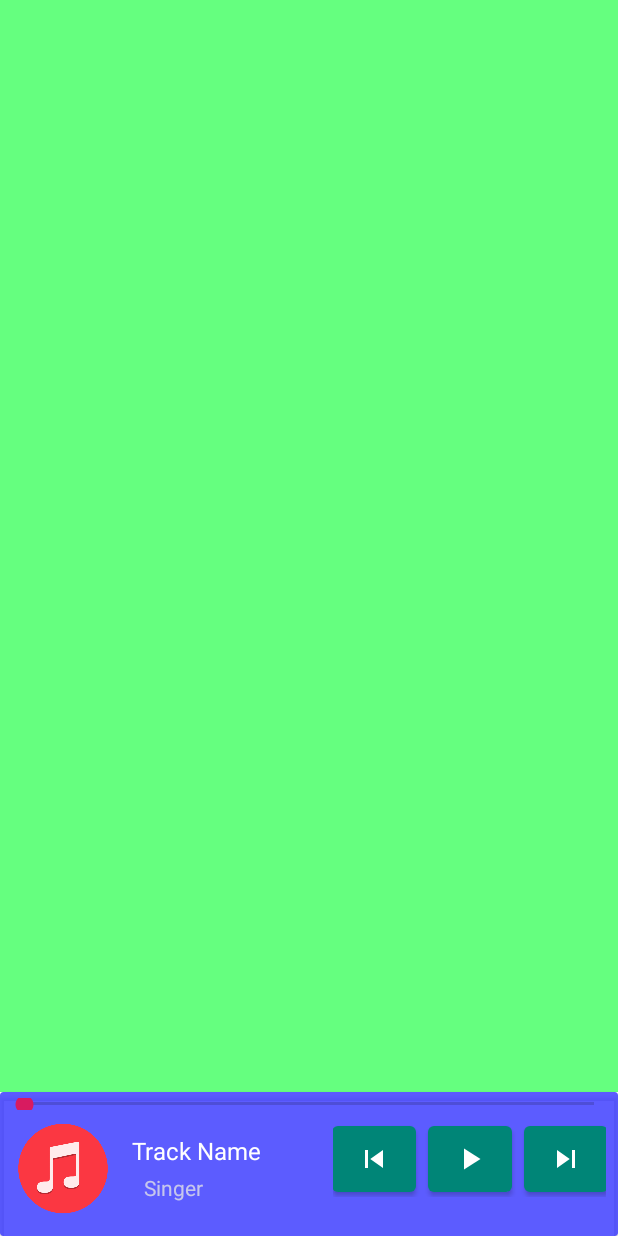
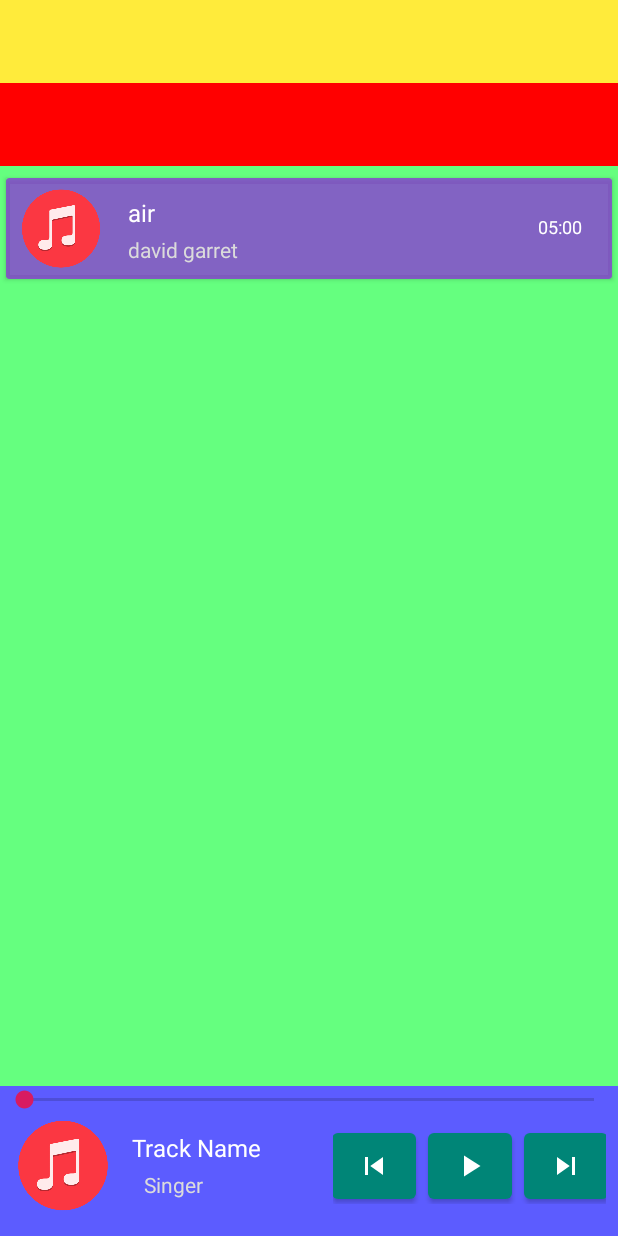
Before and after one commit to Amin-MAG/MusicPlayer, an Android app: the screen it shows after launch (MusicPlayerActivity), on a phone screen of 412 x 824 dp. Run offline under Robolectric (Android 15) with nearby library versions, the phone set to English and light mode, and no system bars.

Commit message:
[+] structuring and simple music list recycler

```diff
--- a/app/src/main/java/com/mag/musicplayer/Controller/Activity/MusicPlayerActivity.java
+++ b/app/src/main/java/com/mag/musicplayer/Controller/Activity/MusicPlayerActivity.java
@@ -1,19 +1,23 @@
 package com.mag.musicplayer.Controller.Activity;
-
-import androidx.appcompat.app.AppCompatActivity;
 
 import android.content.Context;
 import android.content.Intent;
 import android.os.Bundle;
-import android.widget.FrameLayout;
 
+import androidx.appcompat.app.AppCompatActivity;
+
+import com.mag.musicplayer.Controller.Fragment.FilterItemsFragment;
 import com.mag.musicplayer.Controller.Fragment.MusicListFragment;
+import com.mag.musicplayer.Controller.Fragment.SearchFragment;
 import com.mag.musicplayer.R;
 import com.mag.musicplayer.Util.UiUtil;
 
 public class MusicPlayerActivity extends AppCompatActivity {
 
-    public static final String FRAGMENT_MUSIC_LIST = "fragment_music_list";
+
+    public static final String TAG_FRAGMENT_MUSIC_LIST = "tag_fragment_music_list";
+    public static final String TAG_FRAGMENT_SEARCH = "tag_fragment_search";
+    public static final String TAG_FRAGMENT_FILTER_ITEMS_LIST = "tag_fragment_filter_items_list";
 
     public static Intent newIntent(Context context) {
         return new Intent(context, MusicPlayerActivity.class);
@@ -24,7 +28,9 @@ public class MusicPlayerActivity extends AppCompatActivity {
         super.onCreate(savedInstanceState);
         setContentView(R.layout.activity_music_player);
 
-        UiUtil.changeFragment(getSupportFragmentManager(), MusicListFragment.newInstance(),R.id.musicPlayerActivity_listFrame,true, FRAGMENT_MUSIC_LIST);
+        UiUtil.changeFragment(getSupportFragmentManager(), MusicListFragment.newInstance(), R.id.musicPlayerActivity_listFrame, true, TAG_FRAGMENT_MUSIC_LIST);
+        UiUtil.changeFragment(getSupportFragmentManager(), SearchFragment.newInstance(), R.id.musicPlayerActivity_searchFrame, true, TAG_FRAGMENT_SEARCH);
+        UiUtil.changeFragment(getSupportFragmentManager(), FilterItemsFragment.newInstance(), R.id.musicPlayerActivity_itemsFrame, true, TAG_FRAGMENT_FILTER_ITEMS_LIST);
 
     }
 
--- a/app/src/main/java/com/mag/musicplayer/Controller/Activity/TrackPlayerActivity.java
+++ b/app/src/main/java/com/mag/musicplayer/Controller/Activity/TrackPlayerActivity.java
@@ -26,4 +26,5 @@ public class TrackPlayerActivity extends SingleFragmentActivity {
         super.onCreate(savedInstanceState);
         setContentView(R.layout.activity_track_player);
     }
+
 }
--- /dev/null
+++ b/app/src/main/java/com/mag/musicplayer/Controller/Fragment/FilterItemsFragment.java
@@ -0,0 +1,40 @@
+package com.mag.musicplayer.Controller.Fragment;
+
+
+import android.os.Bundle;
+
+import androidx.fragment.app.Fragment;
+
+import android.view.LayoutInflater;
+import android.view.View;
+import android.view.ViewGroup;
+
+import com.mag.musicplayer.R;
+
+/**
+ * A simple {@link Fragment} subclass.
+ */
+public class FilterItemsFragment extends Fragment {
+
+
+    public static FilterItemsFragment newInstance() {
+
+        Bundle args = new Bundle();
+
+        FilterItemsFragment fragment = new FilterItemsFragment();
+        fragment.setArguments(args);
+        return fragment;
+    }
+
+    public FilterItemsFragment() {
+    }
+
+
+    @Override
+    public View onCreateView(LayoutInflater inflater, ViewGroup container,
+                             Bundle savedInstanceState) {
+        // Inflate the layout for this fragment
+        return inflater.inflate(R.layout.fragment_list_items, container, false);
+    }
+
+}
--- a/app/src/main/java/com/mag/musicplayer/Controller/Fragment/MusicListFragment.java
+++ b/app/src/main/java/com/mag/musicplayer/Controller/Fragment/MusicListFragment.java
@@ -3,18 +3,29 @@ package com.mag.musicplayer.Controller.Fragment;
 
 import android.os.Bundle;
 
+import androidx.annotation.NonNull;
+import androidx.annotation.Nullable;
 import androidx.fragment.app.Fragment;
+import androidx.recyclerview.widget.RecyclerView;
 
 import android.view.LayoutInflater;
 import android.view.View;
 import android.view.ViewGroup;
 
+import com.mag.musicplayer.Model.Adapter.MusicListAdapter;
+import com.mag.musicplayer.Model.Track;
 import com.mag.musicplayer.R;
+
+import java.util.ArrayList;
+import java.util.Date;
 
 /**
  * A simple {@link Fragment} subclass.
  */
 public class MusicListFragment extends Fragment {
+
+    private RecyclerView recyclerView;
+    private MusicListAdapter adapter;
 
 
     public static MusicListFragment newInstance() {
@@ -35,4 +46,16 @@ public class MusicListFragment extends Fragment {
         return inflater.inflate(R.layout.fragment_music_list, container, false);
     }
 
+    @Override
+    public void onViewCreated(@NonNull View view, @Nullable Bundle savedInstanceState) {
+        super.onViewCreated(view, savedInstanceState);
+
+        recyclerView = view.findViewById(R.id.musicListFragment_recycler);
+        adapter = new MusicListAdapter(new ArrayList<Track>(){{
+            add(new Track(1,"air","david garrett 2010","david garret","somewhere", null,300, new Date()));
+        }});
+        recyclerView.setAdapter(adapter);
+
+    }
+
 }
--- /dev/null
+++ b/app/src/main/java/com/mag/musicplayer/Controller/Fragment/SearchFragment.java
@@ -0,0 +1,41 @@
+package com.mag.musicplayer.Controller.Fragment;
+
+
+import android.os.Bundle;
+
+import androidx.fragment.app.Fragment;
+
+import android.view.LayoutInflater;
+import android.view.View;
+import android.view.ViewGroup;
+
+import com.mag.musicplayer.R;
+
+/**
+ * A simple {@link Fragment} subclass.
+ */
+public class SearchFragment extends Fragment {
+
+
+    public static SearchFragment newInstance() {
+
+        Bundle args = new Bundle();
+
+        SearchFragment fragment = new SearchFragment();
+        fragment.setArguments(args);
+        return fragment;
+    }
+
+    public SearchFragment() {
+        // Required empty public constructor
+    }
+
+
+    @Override
+    public View onCreateView(LayoutInflater inflater, ViewGroup container,
+                             Bundle savedInstanceState) {
+        // Inflate the layout for this fragment
+        return inflater.inflate(R.layout.fragment_search, container, false);
+    }
+
+}
--- /dev/null
+++ b/app/src/main/java/com/mag/musicplayer/Model/Adapter/MusicListAdapter.java
@@ -0,0 +1,75 @@
+package com.mag.musicplayer.Model.Adapter;
+
+import android.app.Activity;
+import android.view.LayoutInflater;
+import android.view.View;
+import android.view.ViewGroup;
+import android.widget.ImageView;
+import android.widget.TextView;
+
+import androidx.annotation.NonNull;
+import androidx.recyclerview.widget.RecyclerView;
+
+import com.mag.musicplayer.Model.Track;
+import com.mag.musicplayer.R;
+
+import java.util.List;
+
+public class MusicListAdapter extends RecyclerView.Adapter<MusicListAdapter.MusicListViewHolder> {
+
+    private Activity activity;
+    private List<Track> tracks;
+
+    public MusicListAdapter(List<Track> tracks) {
+        this.tracks = tracks;
+    }
+
+    @NonNull
+    @Override
+    public MusicListViewHolder onCreateViewHolder(@NonNull ViewGroup parent, int viewType) {
+        activity = (Activity) parent.getContext();
+        View view = LayoutInflater.from(activity).inflate(R.layout.layout_track, parent, false);
+        return new MusicListViewHolder(view);
+    }
+
+    @Override
+    public void onBindViewHolder(@NonNull MusicListViewHolder holder, int position) {
+        Track track = tracks.get(position);
+        holder.bind(track);
+    }
+
+    @Override
+    public int getItemCount() {
+        return tracks.size();
+    }
+
+    public class MusicListViewHolder extends RecyclerView.ViewHolder {
+
+        private ImageView trackImage;
+        private TextView trackName, trackArtistName, trackLength;
+
+
+        public MusicListViewHolder(@NonNull View view) {
+            super(view);
+
+            trackImage = view.findViewById(R.id.trackLayout_trackImage);
+            trackName = view.findViewById(R.id.trackLayout_trackName);
+            trackArtistName = view.findViewById(R.id.trackLayout_trackArtistName);
+            trackLength = view.findViewById(R.id.trackLayout_trackLength);
+
+        }
+
+        public void bind(Track track) {
+
+            trackName.setText(track.getTrackName());
+            trackArtistName.setText(track.getArtistName());
+
+            int seconds = track.getTrackLength();
+            int minutes = seconds / 60;
+            trackLength.setText((minutes < 10 ? "0" + minutes : minutes) + ":" + (seconds % 60 < 10 ? "0" + seconds % 10 : seconds % 10));
+
+        }
+
+    }
+
+}
--- a/app/src/main/java/com/mag/musicplayer/Model/Track.java
+++ b/app/src/main/java/com/mag/musicplayer/Model/Track.java
@@ -1,4 +1,76 @@
 package com.mag.musicplayer.Model;
 
+import java.util.Date;
+
 public class Track {
+
+    private long trackId;
+    private String trackName;
+    private String albumName;
+    private String artistName;
+    private String trackPath;
+    private String imagePath;
+    // length to seconds
+    private int trackLength;
+    private Date lastModified;
+    private int trackPlayCount;
+
+
+    public Track(long trackId, String trackName, String albumName, String artistName, String trackPath, String imagePath, int trackLength, Date lastModified, int trackPlayCount) {
+        this.trackId = trackId;
+        this.trackName = trackName;
+        this.albumName = albumName;
+        this.artistName = artistName;
+        this.trackPath = trackPath;
+        this.imagePath = imagePath;
+        this.trackLength = trackLength;
+        this.lastModified = lastModified;
+        this.trackPlayCount = trackPlayCount;
+    }
+
+    public Track(long trackId, String trackName, String albumName, String artistName, String trackPath, String imagePath, int trackLength, Date lastModified) {
+        this(trackId, trackName, albumName, artistName, trackPath, imagePath, trackLength, lastModified, 0);
+    }
+
+
+    public long getTrackId() {
+        return trackId;
+    }
+
+    public String getTrackName() {
+        return trackName;
+    }
+
+    public String getAlbumName() {
+        return albumName;
+    }
+
+    public String getArtistName() {
+        return artistName;
+    }
+
+    public String getTrackPath() {
+        return trackPath;
+    }
+
+    public String getImagePath() {
+        return imagePath;
+    }
+
+    public int getTrackLength() {
+        return trackLength;
+    }
+
+    public Date getLastModified() {
+        return lastModified;
+    }
+
+    public int getTrackPlayCount() {
+        return trackPlayCount;
+    }
+
+    public void addCount() {
+        trackPlayCount++;
+    }
+
 }
--- /dev/null
+++ b/app/src/main/java/com/mag/musicplayer/Var/Constants.java
@@ -0,0 +1,6 @@
+package com.mag.musicplayer.Var;
+
+public class Constants {
+
+
+}
--- a/app/src/main/res/layout/activity_music_player.xml
+++ b/app/src/main/res/layout/activity_music_player.xml
@@ -10,11 +10,22 @@
         android:id="@+id/musicPlayerActivity_trackFrame"
         layout="@layout/fragment_music_bar"
         android:layout_width="0dp"
-        android:layout_height="96dp"
+        android:layout_height="100dp"
         app:layout_constraintBottom_toBottomOf="parent"
         app:layout_constraintEnd_toEndOf="parent"
         app:layout_constraintHorizontal_bias="0.0"
         app:layout_constraintStart_toStartOf="parent" />
+
+    <FrameLayout
+        android:id="@+id/musicPlayerActivity_searchFrame"
+        android:layout_width="0dp"
+        android:layout_height="55dp"
+        app:layout_constraintEnd_toEndOf="parent"
+        app:layout_constraintStart_toStartOf="parent"
+        app:layout_constraintTop_toBottomOf="@+id/musicPlayerActivity_itemsFrame">
+
+
+    </FrameLayout>
 
     <FrameLayout
         android:id="@+id/musicPlayerActivity_listFrame"
@@ -24,9 +35,20 @@
         app:layout_constraintEnd_toEndOf="parent"
         app:layout_constraintHorizontal_bias="0.0"
         app:layout_constraintStart_toStartOf="parent"
-        app:layout_constraintTop_toTopOf="parent"
-        app:layout_constraintVertical_bias="0.0" >
+        app:layout_constraintTop_toBottomOf="@+id/musicPlayerActivity_searchFrame"
+        app:layout_constraintVertical_bias="0.516">
 
+
+    </FrameLayout>
+
+    <FrameLayout
+        android:id="@+id/musicPlayerActivity_itemsFrame"
+        android:layout_width="0dp"
+        android:layout_height="55dp"
+        app:layout_constraintEnd_toEndOf="parent"
+        app:layout_constraintHorizontal_bias="0.0"
+        app:layout_constraintStart_toStartOf="parent"
+        app:layout_constraintTop_toTopOf="parent">
 
 
     </FrameLayout>
--- /dev/null
+++ b/app/src/main/res/layout/fragment_list_items.xml
@@ -0,0 +1,7 @@
+<?xml version="1.0" encoding="utf-8"?>
+<FrameLayout xmlns:android="http://schemas.android.com/apk/res/android"
+    xmlns:tools="http://schemas.android.com/tools"
+    android:layout_width="match_parent"
+    android:layout_height="match_parent"
+    android:background="#FFEB3B"
+    tools:context=".Controller.Fragment.FilterItemsFragment"/>
--- a/app/src/main/res/layout/fragment_music_bar.xml
+++ b/app/src/main/res/layout/fragment_music_bar.xml
@@ -1,25 +1,25 @@
 <?xml version="1.0" encoding="utf-8"?>
-<androidx.cardview.widget.CardView xmlns:android="http://schemas.android.com/apk/res/android"
+<LinearLayout xmlns:android="http://schemas.android.com/apk/res/android"
     xmlns:app="http://schemas.android.com/apk/res-auto"
     xmlns:tools="http://schemas.android.com/tools"
     android:layout_width="match_parent"
-    android:layout_height="80dp"
-    app:cardBackgroundColor="#D53C3CFF">
-
+    android:layout_height="match_parent"
+    android:orientation="vertical">
 
     <androidx.appcompat.widget.AppCompatSeekBar
         android:layout_width="match_parent"
-        android:layout_height="8dp"
-        android:layout_marginTop="4dp"
-        app:layout_constraintEnd_toEndOf="parent"
-        app:layout_constraintStart_toStartOf="parent"
-        app:layout_constraintTop_toTopOf="parent" />
-
+        android:layout_height="wrap_content"
+        android:background="#D53C3CFF"
+        android:outlineAmbientShadowColor="#fff"
+        android:outlineSpotShadowColor="#fff" />
 
     <androidx.constraintlayout.widget.ConstraintLayout
         android:layout_width="match_parent"
-        android:layout_height="match_parent"
-        android:padding="8dp"
+        android:layout_height="84dp"
+        android:background="#D53C3CFF"
+        android:paddingLeft="8dp"
+        android:paddingRight="8dp"
+        android:paddingBottom="8dp"
         tools:context=".Controller.Fragment.MusicBarFragment">
 
 
@@ -27,7 +27,6 @@
             android:id="@+id/imageView"
             android:layout_width="68dp"
             android:layout_height="70dp"
-            android:layout_marginTop="8dp"
             android:src="@drawable/music_icon"
             app:layout_constraintBottom_toBottomOf="parent"
             app:layout_constraintStart_toStartOf="parent"
@@ -80,7 +79,7 @@
             android:layout_marginLeft="20dp"
             android:layout_marginTop="4dp"
             android:text="Singer"
-            android:textColor="#C4E6E6E6"
+            android:textColor="#DBDBDB"
             android:textSize="14dp"
             app:layout_constraintStart_toEndOf="@+id/imageView"
             app:layout_constraintTop_toBottomOf="@+id/textView" />
@@ -91,7 +90,7 @@
             android:layout_height="wrap_content"
             android:layout_marginStart="12dp"
             android:layout_marginLeft="12dp"
-            android:layout_marginTop="20dp"
+            android:layout_marginTop="12dp"
             android:text="Track Name"
             android:textColor="#FFFFFF"
             android:textSize="16dp"
@@ -99,4 +98,4 @@
             app:layout_constraintTop_toTopOf="parent" />
     </androidx.constraintlayout.widget.ConstraintLayout>
 
-</androidx.cardview.widget.CardView>
+</LinearLayout>
--- a/app/src/main/res/layout/fragment_music_list.xml
+++ b/app/src/main/res/layout/fragment_music_list.xml
@@ -1,15 +1,10 @@
 <?xml version="1.0" encoding="utf-8"?>
-<androidx.constraintlayout.widget.ConstraintLayout xmlns:android="http://schemas.android.com/apk/res/android"
+<androidx.recyclerview.widget.RecyclerView xmlns:android="http://schemas.android.com/apk/res/android"
     xmlns:app="http://schemas.android.com/apk/res-auto"
     xmlns:tools="http://schemas.android.com/tools"
+    android:id="@+id/musicListFragment_recycler"
     android:layout_width="match_parent"
     android:layout_height="match_parent"
     android:background="#B426FF4A"
-    tools:context=".Controller.Fragment.MusicListFragment">
-
-    <androidx.recyclerview.widget.RecyclerView
-        android:layout_width="match_parent"
-        android:layout_height="match_parent"
-        app:layoutManager="androidx.recyclerview.widget.LinearLayoutManager" />
-
-</androidx.constraintlayout.widget.ConstraintLayout>
+    app:layoutManager="androidx.recyclerview.widget.LinearLayoutManager"
+    tools:context=".Controller.Fragment.MusicListFragment" />
--- /dev/null
+++ b/app/src/main/res/layout/fragment_search.xml
@@ -0,0 +1,7 @@
+<?xml version="1.0" encoding="utf-8"?>
+<FrameLayout xmlns:android="http://schemas.android.com/apk/res/android"
+    xmlns:tools="http://schemas.android.com/tools"
+    android:layout_width="match_parent"
+    android:layout_height="match_parent"
+    android:background="#FF0000"
+    tools:context=".Controller.Fragment.SearchFragment"/>
--- /dev/null
+++ b/app/src/main/res/layout/layout_track.xml
@@ -0,0 +1,67 @@
+<?xml version="1.0" encoding="utf-8"?>
+<androidx.cardview.widget.CardView xmlns:android="http://schemas.android.com/apk/res/android"
+    xmlns:app="http://schemas.android.com/apk/res-auto"
+    android:layout_width="match_parent"
+    android:layout_height="wrap_content"
+    android:layout_marginLeft="4dp"
+    android:layout_marginTop="8dp"
+    android:layout_marginRight="4dp"
+    android:orientation="vertical"
+    app:cardBackgroundColor="#CB893CD5">
+
+    <androidx.constraintlayout.widget.ConstraintLayout
+        android:layout_width="match_parent"
+        android:layout_height="match_parent"
+        android:padding="4dp">
+
+        <ImageView
+            android:id="@+id/trackLayout_trackImage"
+            android:layout_width="65dp"
+            android:layout_height="59dp"
+            app:layout_constraintStart_toStartOf="parent"
+            app:layout_constraintTop_toTopOf="parent"
+            app:srcCompat="@drawable/music_icon" />
+
+        <TextView
+            android:id="@+id/trackLayout_trackArtistName"
+            android:layout_width="wrap_content"
+            android:layout_height="wrap_content"
+            android:layout_marginStart="12dp"
+            android:layout_marginLeft="12dp"
+            android:layout_marginTop="4dp"
+            android:text="Artist Name"
+            android:textColor="#DBDBDB"
+            android:textSize="14dp"
+            app:layout_constraintStart_toEndOf="@+id/trackLayout_trackImage"
+            app:layout_constraintTop_toBottomOf="@+id/trackLayout_trackName" />
+
+        <TextView
+            android:id="@+id/trackLayout_trackLength"
+            android:layout_width="wrap_content"
+            android:layout_height="wrap_content"
+            android:layout_marginEnd="16dp"
+            android:layout_marginRight="16dp"
+            android:text="TrackLength"
+            android:textColor="#FFFFFF"
+            android:textSize="12dp"
+            app:layout_constraintBottom_toBottomOf="parent"
+            app:layout_constraintEnd_toEndOf="parent"
+            app:layout_constraintTop_toTopOf="parent"
+            app:layout_constraintVertical_bias="0.475" />
+
+        <TextView
+            android:id="@+id/trackLayout_trackName"
+            android:layout_width="wrap_content"
+            android:layout_height="wrap_content"
+            android:layout_marginStart="12dp"
+            android:layout_marginLeft="12dp"
+            android:layout_marginTop="8dp"
+            android:text="Track Name"
+            android:textColor="#FFFFFF"
+            android:textSize="16dp"
+            app:layout_constraintStart_toEndOf="@+id/trackLayout_trackImage"
+            app:layout_constraintTop_toTopOf="parent" />
+
+    </androidx.constraintlayout.widget.ConstraintLayout>
+
+</androidx.cardview.widget.CardView>
```
